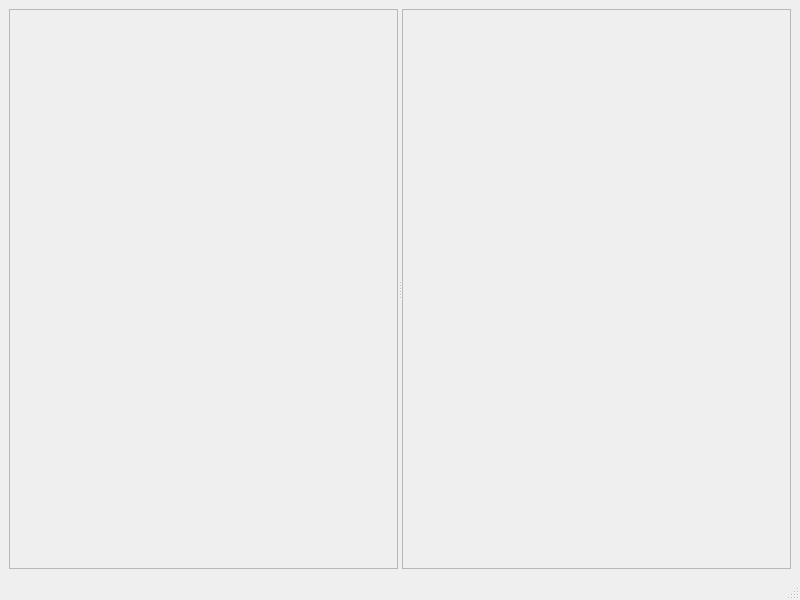
Before: the Qt Designer form vtk/FourPaneViewer.ui in timeanddoctor/pystuff, drawn with Qt 5.
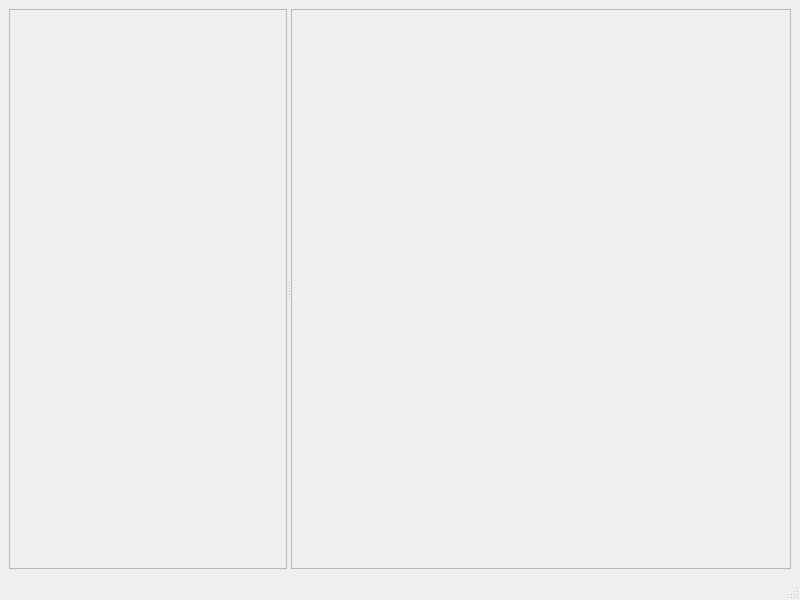
After: the same form once the commit is applied.

```diff
--- a/vtk/FourPaneViewer.ui
+++ b/vtk/FourPaneViewer.ui
@@ -29,8 +29,8 @@
       <widget class="QFrame" name="frame">
        <property name="minimumSize">
         <size>
-         <width>180</width>
-         <height>180</height>
+         <width>0</width>
+         <height>0</height>
         </size>
        </property>
        <property name="frameShape">
```
